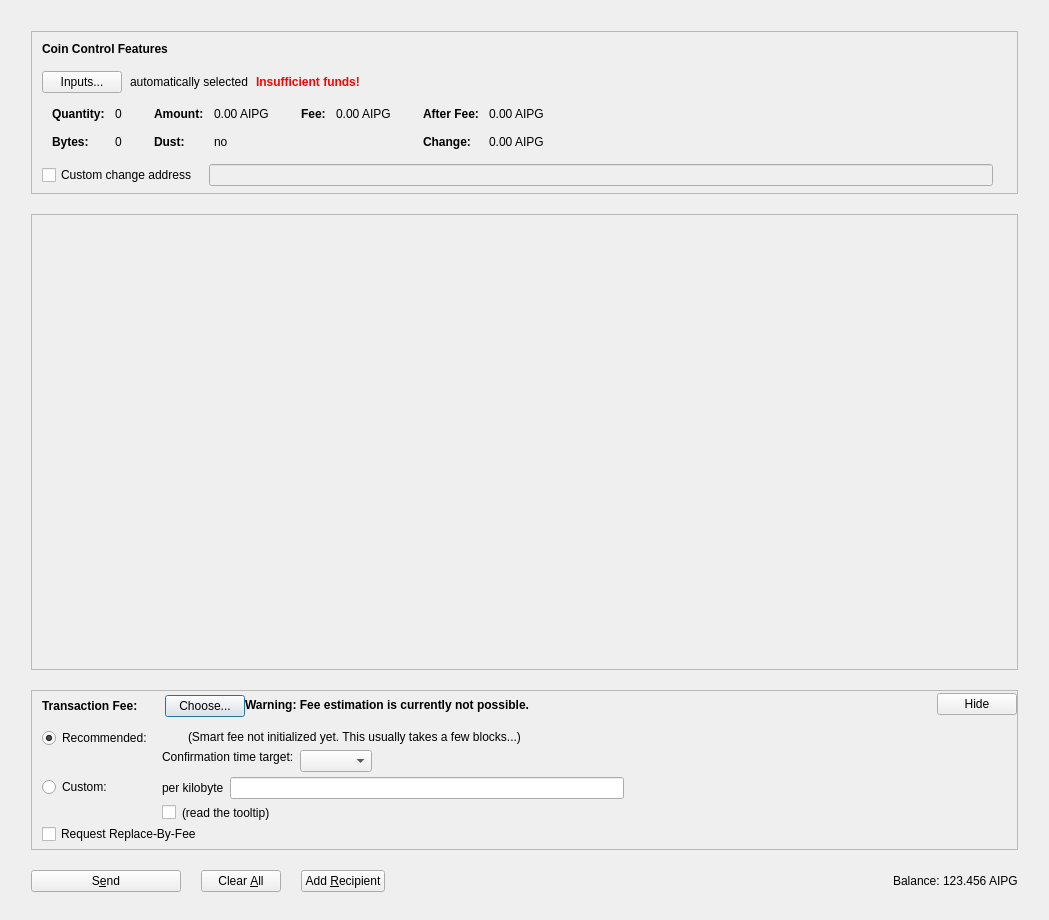
First picture: the form in src/qt/forms/sendcoinsdialog.ui, repository AIPowerGrid/AI-Power-Grid-Core, before the edit.
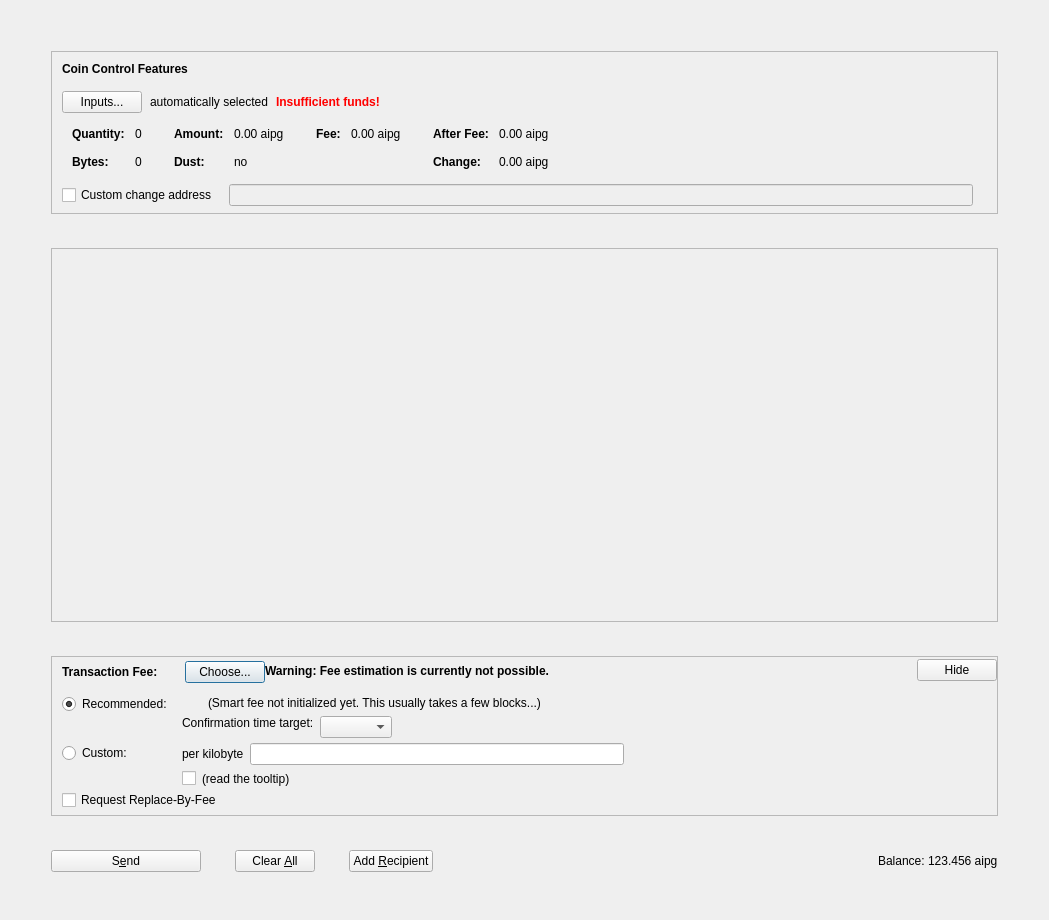
Second picture: the form after the edit. Icons and pictures are not drawn. Custom widgets are drawn as their Qt base class.

Diff of the .ui file:
```diff
--- a/src/qt/forms/sendcoinsdialog.ui
+++ b/src/qt/forms/sendcoinsdialog.ui
@@ -20,19 +20,19 @@
    <item>
     <layout class="QVBoxLayout" name="verticalLayout_3">
      <property name="spacing">
-      <number>20</number>
+      <number>34</number>
      </property>
      <property name="leftMargin">
-      <number>20</number>
+      <number>40</number>
      </property>
      <property name="topMargin">
-      <number>20</number>
+      <number>40</number>
      </property>
      <property name="rightMargin">
-      <number>20</number>
+      <number>40</number>
      </property>
      <property name="bottomMargin">
-      <number>20</number>
+      <number>40</number>
      </property>
      <item>
       <widget class="QFrame" name="frameCoinControl">
@@ -341,7 +341,7 @@
                     <enum>Qt::ActionsContextMenu</enum>
                    </property>
                    <property name="text">
-                    <string notr="true">0.00 AIPG</string>
+                    <string notr="true">0.00 aipg</string>
                    </property>
                    <property name="textInteractionFlags">
                     <set>Qt::LinksAccessibleByMouse|Qt::TextSelectableByKeyboard|Qt::TextSelectableByMouse</set>
@@ -421,7 +421,7 @@
                     <enum>Qt::ActionsContextMenu</enum>
                    </property>
                    <property name="text">
-                    <string notr="true">0.00 AIPG</string>
+                    <string notr="true">0.00 aipg</string>
                    </property>
                    <property name="textInteractionFlags">
                     <set>Qt::LinksAccessibleByMouse|Qt::TextSelectableByKeyboard|Qt::TextSelectableByMouse</set>
@@ -472,7 +472,7 @@
                     <enum>Qt::ActionsContextMenu</enum>
                    </property>
                    <property name="text">
-                    <string notr="true">0.00 AIPG</string>
+                    <string notr="true">0.00 aipg</string>
                    </property>
                    <property name="textInteractionFlags">
                     <set>Qt::LinksAccessibleByMouse|Qt::TextSelectableByKeyboard|Qt::TextSelectableByMouse</set>
@@ -501,7 +501,7 @@
                     <enum>Qt::ActionsContextMenu</enum>
                    </property>
                    <property name="text">
-                    <string notr="true">0.00 AIPG</string>
+                    <string notr="true">0.00 aipg</string>
                    </property>
                    <property name="textInteractionFlags">
                     <set>Qt::LinksAccessibleByMouse|Qt::TextSelectableByKeyboard|Qt::TextSelectableByMouse</set>
@@ -604,8 +604,8 @@
          <rect>
           <x>0</x>
           <y>0</y>
-          <width>989</width>
-          <height>355</height>
+          <width>943</width>
+          <height>263</height>
          </rect>
         </property>
         <layout class="QVBoxLayout" name="verticalLayout_2" stretch="0,0">
@@ -633,13 +633,10 @@
            <property name="orientation">
             <enum>Qt::Vertical</enum>
            </property>
-           <property name="sizeType">
-            <enum>QSizePolicy::MinimumExpanding</enum>
-           </property>
            <property name="sizeHint" stdset="0">
             <size>
              <width>20</width>
-             <height>200</height>
+             <height>1000</height>
             </size>
            </property>
           </spacer>
@@ -1267,7 +1264,7 @@
             <cursorShape>IBeamCursor</cursorShape>
            </property>
            <property name="text">
-            <string notr="true">123.456 AIPG</string>
+            <string notr="true">123.456 aipg</string>
            </property>
            <property name="textInteractionFlags">
             <set>Qt::LinksAccessibleByMouse|Qt::TextSelectableByKeyboard|Qt::TextSelectableByMouse</set>
```
Left out of the diff: 4 changed lines with no effect on the pictures.
